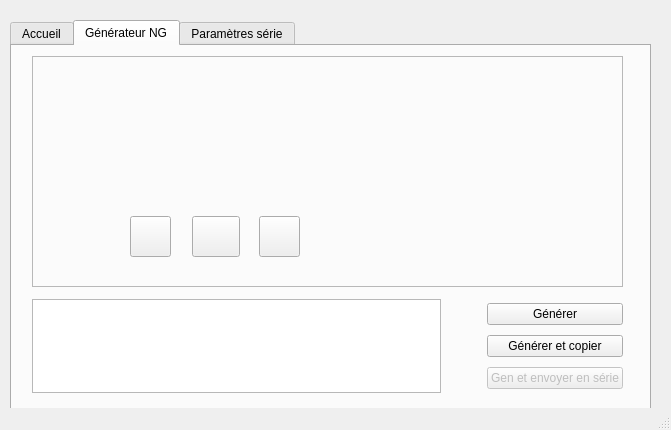
The window that mainwindow.ui (luclu7/QtVB) describes before a commit, drawn with Qt 5.
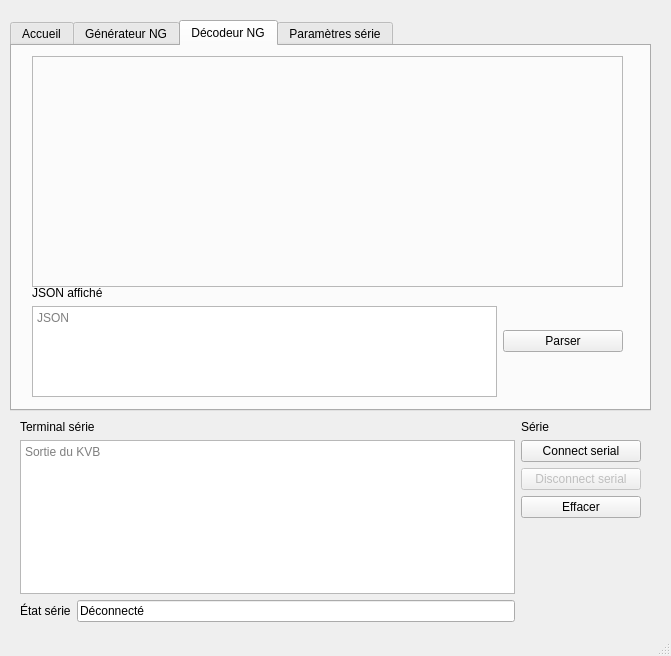
The same window after the commit. Icons and pictures are not drawn.

Diff of the .ui file:
```diff
--- a/mainwindow.ui
+++ b/mainwindow.ui
@@ -2,16 +2,19 @@
 <ui version="4.0">
  <class>MainWindow</class>
  <widget class="QMainWindow" name="MainWindow">
+  <property name="enabled">
+   <bool>true</bool>
+  </property>
   <property name="geometry">
    <rect>
     <x>0</x>
     <y>0</y>
     <width>671</width>
-    <height>430</height>
+    <height>656</height>
    </rect>
   </property>
   <property name="sizePolicy">
-   <sizepolicy hsizetype="Fixed" vsizetype="Fixed">
+   <sizepolicy hsizetype="Preferred" vsizetype="Expanding">
     <horstretch>0</horstretch>
     <verstretch>0</verstretch>
    </sizepolicy>
@@ -19,13 +22,13 @@
   <property name="minimumSize">
    <size>
     <width>671</width>
-    <height>430</height>
+    <height>538</height>
    </size>
   </property>
   <property name="maximumSize">
    <size>
     <width>671</width>
-    <height>430</height>
+    <height>800</height>
    </size>
   </property>
   <property name="windowTitle">
@@ -36,20 +39,26 @@
     <normaloff>images.png</normaloff>images.png</iconset>
   </property>
   <widget class="QWidget" name="centralwidget">
+   <property name="sizePolicy">
+    <sizepolicy hsizetype="Maximum" vsizetype="Expanding">
+     <horstretch>0</horstretch>
+     <verstretch>0</verstretch>
+    </sizepolicy>
+   </property>
    <widget class="QTabWidget" name="tabWidget">
     <property name="geometry">
      <rect>
       <x>10</x>
       <y>20</y>
       <width>641</width>
-      <height>401</height>
+      <height>391</height>
      </rect>
     </property>
     <property name="whatsThis">
      <string>dsds</string>
     </property>
     <property name="currentIndex">
-     <number>1</number>
+     <number>2</number>
     </property>
     <widget class="QWidget" name="tabWidgetPage1">
      <attribute name="title">
@@ -203,23 +212,6 @@
               </property>
              </widget>
             </item>
-            <item>
-             <widget class="QPushButton" name="connectSerialBtn">
-              <property name="text">
-               <string>Connect serial</string>
-              </property>
-             </widget>
-            </item>
-            <item>
-             <widget class="QPushButton" name="disconnectSerialBtn">
-              <property name="enabled">
-               <bool>false</bool>
-              </property>
-              <property name="text">
-               <string>Disconnect serial</string>
-              </property>
-             </widget>
-            </item>
             <item>
              <widget class="QPushButton" name="genSendSerialBtn">
               <property name="enabled">
@@ -548,14 +540,29 @@
       <property name="geometry">
        <rect>
         <x>20</x>
-        <y>253</y>
+        <y>250</y>
         <width>591</width>
-        <height>94</height>
+        <height>98</height>
        </rect>
       </property>
       <layout class="QHBoxLayout" name="horizontalLayout_13">
        <item>
-        <widget class="QTextEdit" name="JSONTextEditNG"/>
+        <layout class="QVBoxLayout" name="verticalLayout_6">
+         <item>
+          <widget class="QLabel" name="label_4">
+           <property name="text">
+            <string>JSON généré</string>
+           </property>
+          </widget>
+         </item>
+         <item>
+          <widget class="QTextEdit" name="JSONTextEditNG">
+           <property name="placeholderText">
+            <string>JSON</string>
+           </property>
+          </widget>
+         </item>
+        </layout>
        </item>
        <item>
         <spacer name="horizontalSpacer_3">
@@ -604,6 +611,224 @@
       </layout>
      </widget>
     </widget>
+    <widget class="QWidget" name="tab_2">
+     <attribute name="title">
+      <string>Décodeur NG</string>
+     </attribute>
+     <widget class="QFrame" name="frame_2">
+      <property name="geometry">
+       <rect>
+        <x>20</x>
+        <y>10</y>
+        <width>591</width>
+        <height>231</height>
+       </rect>
+      </property>
+      <property name="autoFillBackground">
+       <bool>false</bool>
+      </property>
+      <property name="styleSheet">
+       <string notr="true">QFrame {
+	background-image: url(:/img/KVB_haut.png);
+}
+
+QPushButton {
+	   background-color: transparent;
+   border: none;
+}
+
+QPushButton:checked
+{
+   background-color:rgba(239, 41, 41,50);
+   border:2px solid black;
+}</string>
+      </property>
+      <property name="frameShape">
+       <enum>QFrame::StyledPanel</enum>
+      </property>
+      <property name="frameShadow">
+       <enum>QFrame::Raised</enum>
+      </property>
+      <widget class="QPushButton" name="DecFCBtn">
+       <property name="enabled">
+        <bool>false</bool>
+       </property>
+       <property name="geometry">
+        <rect>
+         <x>227</x>
+         <y>160</y>
+         <width>41</width>
+         <height>41</height>
+        </rect>
+       </property>
+       <property name="text">
+        <string/>
+       </property>
+       <property name="iconSize">
+        <size>
+         <width>64</width>
+         <height>64</height>
+        </size>
+       </property>
+       <property name="checkable">
+        <bool>true</bool>
+       </property>
+      </widget>
+      <widget class="QPushButton" name="DecMVBtn">
+       <property name="enabled">
+        <bool>false</bool>
+       </property>
+       <property name="geometry">
+        <rect>
+         <x>160</x>
+         <y>161</y>
+         <width>48</width>
+         <height>41</height>
+        </rect>
+       </property>
+       <property name="text">
+        <string/>
+       </property>
+       <property name="iconSize">
+        <size>
+         <width>64</width>
+         <height>64</height>
+        </size>
+       </property>
+       <property name="checkable">
+        <bool>true</bool>
+       </property>
+      </widget>
+      <widget class="QPushButton" name="DecVALBtn">
+       <property name="enabled">
+        <bool>false</bool>
+       </property>
+       <property name="geometry">
+        <rect>
+         <x>98</x>
+         <y>160</y>
+         <width>41</width>
+         <height>41</height>
+        </rect>
+       </property>
+       <property name="text">
+        <string/>
+       </property>
+       <property name="iconSize">
+        <size>
+         <width>64</width>
+         <height>64</height>
+        </size>
+       </property>
+       <property name="checkable">
+        <bool>true</bool>
+       </property>
+      </widget>
+      <widget class="QPushButton" name="DecTESTBtn">
+       <property name="enabled">
+        <bool>false</bool>
+       </property>
+       <property name="geometry">
+        <rect>
+         <x>291</x>
+         <y>160</y>
+         <width>41</width>
+         <height>41</height>
+        </rect>
+       </property>
+       <property name="styleSheet">
+        <string notr="true">
+</string>
+       </property>
+       <property name="text">
+        <string/>
+       </property>
+       <property name="iconSize">
+        <size>
+         <width>64</width>
+         <height>64</height>
+        </size>
+       </property>
+       <property name="checkable">
+        <bool>true</bool>
+       </property>
+      </widget>
+      <widget class="QPushButton" name="DecBPSFBtn">
+       <property name="enabled">
+        <bool>false</bool>
+       </property>
+       <property name="geometry">
+        <rect>
+         <x>451</x>
+         <y>161</y>
+         <width>40</width>
+         <height>40</height>
+        </rect>
+       </property>
+       <property name="text">
+        <string/>
+       </property>
+       <property name="iconSize">
+        <size>
+         <width>64</width>
+         <height>64</height>
+        </size>
+       </property>
+       <property name="checkable">
+        <bool>true</bool>
+       </property>
+      </widget>
+     </widget>
+     <widget class="QWidget" name="">
+      <property name="geometry">
+       <rect>
+        <x>20</x>
+        <y>240</y>
+        <width>591</width>
+        <height>111</height>
+       </rect>
+      </property>
+      <layout class="QHBoxLayout" name="horizontalLayout_9">
+       <item>
+        <layout class="QVBoxLayout" name="verticalLayout_8">
+         <item>
+          <widget class="QLabel" name="label_6">
+           <property name="text">
+            <string>JSON affiché</string>
+           </property>
+          </widget>
+         </item>
+         <item>
+          <widget class="QTextEdit" name="JSONTextEditNG_2">
+           <property name="placeholderText">
+            <string>JSON</string>
+           </property>
+          </widget>
+         </item>
+        </layout>
+       </item>
+       <item>
+        <widget class="QPushButton" name="parseJsonBtn">
+         <property name="sizePolicy">
+          <sizepolicy hsizetype="Preferred" vsizetype="Fixed">
+           <horstretch>0</horstretch>
+           <verstretch>0</verstretch>
+          </sizepolicy>
+         </property>
+         <property name="minimumSize">
+          <size>
+           <width>120</width>
+           <height>0</height>
+          </size>
+         </property>
+         <property name="text">
+          <string>Parser</string>
+         </property>
+        </widget>
+       </item>
+      </layout>
+     </widget>
+    </widget>
     <widget class="QWidget" name="tab">
      <attribute name="title">
       <string>Paramètres série</string>
@@ -632,6 +857,132 @@
      </widget>
     </widget>
    </widget>
+   <widget class="QWidget" name="layoutWidget">
+    <property name="geometry">
+     <rect>
+      <x>20</x>
+      <y>420</y>
+      <width>621</width>
+      <height>202</height>
+     </rect>
+    </property>
+    <layout class="QHBoxLayout" name="horizontalLayout_7">
+     <item>
+      <layout class="QVBoxLayout" name="verticalLayout_7">
+       <item>
+        <widget class="QLabel" name="terminalSerieLabel">
+         <property name="text">
+          <string>Terminal série</string>
+         </property>
+        </widget>
+       </item>
+       <item>
+        <widget class="QTextEdit" name="SerialTextEdit">
+         <property name="readOnly">
+          <bool>true</bool>
+         </property>
+         <property name="overwriteMode">
+          <bool>false</bool>
+         </property>
+         <property name="acceptRichText">
+          <bool>false</bool>
+         </property>
+         <property name="placeholderText">
+          <string>Sortie du KVB</string>
+         </property>
+        </widget>
+       </item>
+       <item>
+        <layout class="QHBoxLayout" name="horizontalLayout_8">
+         <item>
+          <widget class="QLabel" name="serialStatusLabel">
+           <property name="text">
+            <string>État série</string>
+           </property>
+          </widget>
+         </item>
+         <item>
+          <widget class="QLineEdit" name="serialStateLineEdit">
+           <property name="enabled">
+            <bool>true</bool>
+           </property>
+           <property name="styleSheet">
+            <string notr="true"/>
+           </property>
+           <property name="text">
+            <string>Déconnecté</string>
+           </property>
+           <property name="readOnly">
+            <bool>true</bool>
+           </property>
+          </widget>
+         </item>
+        </layout>
+       </item>
+      </layout>
+     </item>
+     <item>
+      <layout class="QVBoxLayout" name="verticalLayout_5">
+       <item>
+        <widget class="QLabel" name="label_7">
+         <property name="text">
+          <string>Série</string>
+         </property>
+        </widget>
+       </item>
+       <item>
+        <widget class="QPushButton" name="connectSerialBtn">
+         <property name="sizePolicy">
+          <sizepolicy hsizetype="Preferred" vsizetype="Fixed">
+           <horstretch>0</horstretch>
+           <verstretch>0</verstretch>
+          </sizepolicy>
+         </property>
+         <property name="minimumSize">
+          <size>
+           <width>120</width>
+           <height>0</height>
+          </size>
+         </property>
+         <property name="text">
+          <string>Connect serial</string>
+         </property>
+        </widget>
+       </item>
+       <item>
+        <widget class="QPushButton" name="disconnectSerialBtn">
+         <property name="enabled">
+          <bool>false</bool>
+         </property>
+         <property name="text">
+          <string>Disconnect serial</string>
+         </property>
+        </widget>
+       </item>
+       <item>
+        <widget class="QPushButton" name="cleanBtn">
+         <property name="text">
+          <string>Effacer</string>
+         </property>
+        </widget>
+       </item>
+       <item>
+        <spacer name="verticalSpacer_4">
+         <property name="orientation">
+          <enum>Qt::Vertical</enum>
+         </property>
+         <property name="sizeHint" stdset="0">
+          <size>
+           <width>20</width>
+           <height>40</height>
+          </size>
+         </property>
+        </spacer>
+       </item>
+      </layout>
+     </item>
+    </layout>
+   </widget>
   </widget>
   <widget class="QStatusBar" name="statusbar"/>
  </widget>
```
Left out of the diff: 96 changed lines with no effect on the pictures.
